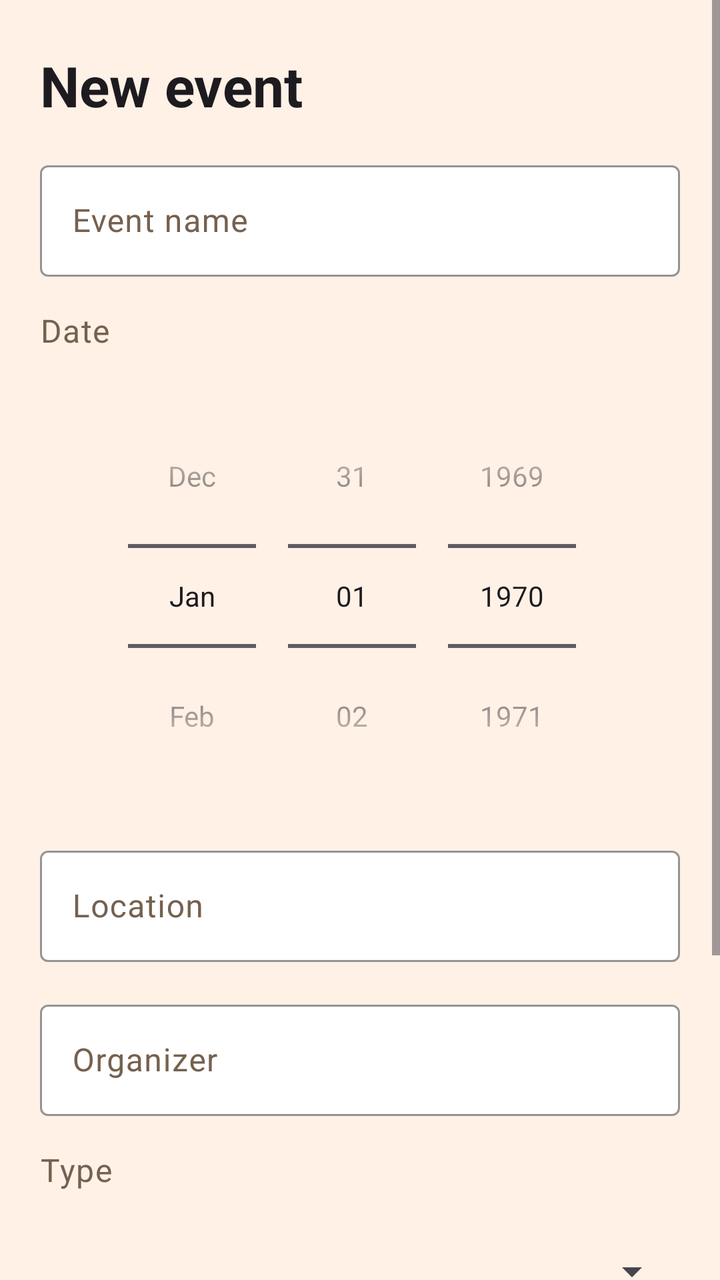
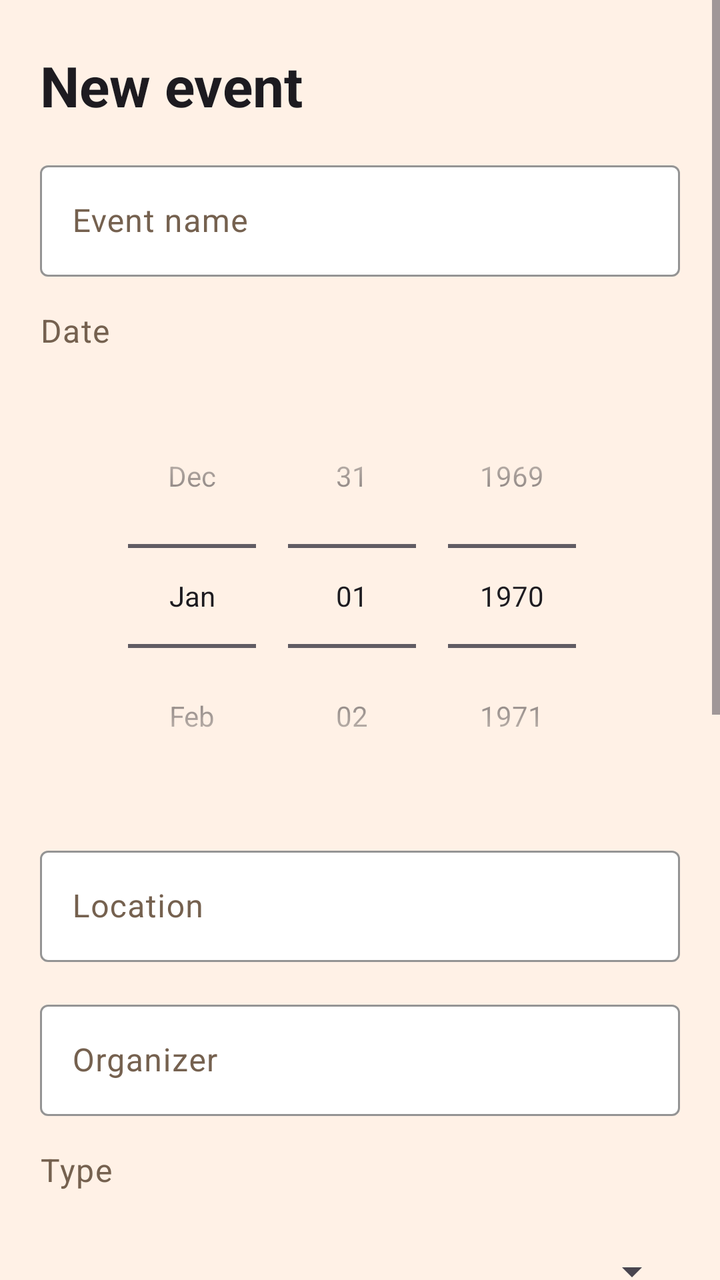

Compare the two renders of this Android layout. The source of the first and the diff that turns it into the second are given below.
<!-- AndroidManifest.xml: application theme Theme.EventAdmin -->
<!-- res/layout/activity_event_form.xml -->
<?xml version="1.0" encoding="utf-8"?>
<ScrollView xmlns:android="http://schemas.android.com/apk/res/android"
    xmlns:app="http://schemas.android.com/apk/res-auto"
    android:id="@+id/main"
    android:layout_width="match_parent"
    android:layout_height="match_parent">
    <LinearLayout
        android:layout_width="match_parent"
        android:layout_height="wrap_content"
        android:orientation="vertical"
        android:paddingHorizontal="@dimen/page_padding"
        android:paddingVertical="@dimen/space_large"
        android:divider="@drawable/spacer_medium"
        android:showDividers="middle">
        <TextView
            android:id="@+id/txtFormTitle"
            android:layout_width="wrap_content"
            android:layout_height="wrap_content"
            android:text="@string/title_new_event"
            android:textAppearance="?attr/textAppearanceHeadlineMedium"
            android:textStyle="bold" />
        <com.google.android.material.textfield.TextInputLayout
            android:id="@+id/inputName"
            style="@style/Widget.Material3.TextInputLayout.OutlinedBox"
            android:layout_width="match_parent"
            android:layout_height="wrap_content"
            android:hint="@string/hint_event_name"
            app:boxBackgroundColor="@color/field"
            app:boxStrokeColor="@color/accent">

            <com.google.android.material.textfield.TextInputEditText
                android:id="@+id/txtName"
                android:inputType="textCapWords"
                android:layout_width="match_parent"
                android:layout_height="wrap_content" />
        </com.google.android.material.textfield.TextInputLayout>

        <TextView
            android:id="@+id/lblDate"
            android:layout_width="wrap_content"
            android:layout_height="wrap_content"
            android:text="@string/hint_date"
            android:textAppearance="?attr/textAppearanceBodyLarge"
            android:textColor="@color/text_secondary" />
        <DatePicker
            android:id="@+id/datePicker"
            android:layout_width="match_parent"
            android:layout_height="wrap_content"
            android:datePickerMode="spinner"
            android:calendarViewShown="false" />
        <com.google.android.material.textfield.TextInputLayout
            android:id="@+id/inputLocation"
            style="@style/Widget.Material3.TextInputLayout.OutlinedBox"
            android:layout_width="match_parent"
            android:layout_height="wrap_content"
            android:hint="@string/hint_location"
            app:boxBackgroundColor="@color/field"
            app:boxStrokeColor="@color/accent">

            <com.google.android.material.textfield.TextInputEditText
                android:id="@+id/txtLocation"
                android:inputType="textCapWords"
                android:layout_width="match_parent"
                android:layout_height="wrap_content" />
        </com.google.android.material.textfield.TextInputLayout>
        <com.google.android.material.textfield.TextInputLayout
            android:id="@+id/inputOrganizer"
            style="@style/Widget.Material3.TextInputLayout.OutlinedBox"
            android:layout_width="match_parent"
            android:layout_height="wrap_content"
            android:hint="@string/hint_organizer"
            app:boxBackgroundColor="@color/field"
            app:boxStrokeColor="@color/accent">

            <com.google.android.material.textfield.TextInputEditText
                android:id="@+id/txtOrganizer"
                android:inputType="textCapWords"
                android:layout_width="match_parent"
                android:layout_height="wrap_content" />
        </com.google.android.material.textfield.TextInputLayout>
        <TextView
            android:id="@+id/lblType"
            android:layout_width="wrap_content"
            android:layout_height="wrap_content"
            android:text="@string/label_type"
            android:textAppearance="?attr/textAppearanceBodyLarge"
            android:textColor="@color/text_secondary" />
        <Spinner
            android:id="@+id/spinnerType"
            android:layout_width="match_parent"
            android:layout_height="wrap_content"
            android:minHeight="@dimen/spinner_min_height" />
        <TextView
            android:id="@+id/lblStatus"
            android:layout_width="wrap_content"
            android:layout_height="wrap_content"
            android:text="@string/label_status"
            android:textAppearance="?attr/textAppearanceBodyLarge"
            android:textColor="@color/text_secondary" />
        <Spinner
            android:id="@+id/spinnerStatus"
            android:layout_width="match_parent"
            android:layout_height="wrap_content"
            android:minHeight="@dimen/spinner_min_height" />
        <com.google.android.material.button.MaterialButton
            android:id="@+id/btnSave"
            android:layout_width="match_parent"
            android:layout_height="@dimen/button_height"
            android:text="@string/button_save"
            app:backgroundTint="@color/accent"
            android:textColor="@color/on_accent"
            app:cornerRadius="@dimen/button_corner"  />
        <com.google.android.material.button.MaterialButton
            style="@style/Widget.Material3.Button.OutlinedButton"
            android:id="@+id/btnDelete"
            android:layout_width="match_parent"
            android:layout_height="@dimen/button_height"
            android:text="@string/button_delete"
            app:strokeColor="@color/danger"
            android:textColor="@color/danger"
            android:visibility="gone"
            app:cornerRadius="@dimen/button_corner"  />
    </LinearLayout>

</ScrollView>
<!-- resources referenced by this layout -->
<resources>
  <color name="accent">#2F6F6A</color>
  <color name="danger">#B3261E</color>
  <color name="field">#FFFFFF</color>
  <color name="on_accent">#FFFFFF</color>
  <color name="text_secondary">#75614F</color>
  <dimen name="button_corner">12dp</dimen>
  <dimen name="button_height">56dp</dimen>
  <dimen name="page_padding">20dp</dimen>
  <dimen name="space_large">24dp</dimen>
  <dimen name="spinner_min_height">48dp</dimen>
  <!-- drawable spacer_medium (drawable) -->
  <?xml version="1.0" encoding="utf-8"?>
  <shape xmlns:android="http://schemas.android.com/apk/res/android"
      android:shape="rectangle">
      <size android:height="@dimen/space_medium" />
  </shape>
  <string name="button_delete">Delete event</string>
  <string name="button_save">Save event</string>
  <string name="hint_date">Date</string>
  <string name="hint_event_name">Event name</string>
  <string name="hint_location">Location</string>
  <string name="hint_organizer">Organizer</string>
  <string name="label_status">Status</string>
  <string name="label_type">Type</string>
  <string name="title_new_event">New event</string>
  <style name="Theme.EventAdmin" parent="Base.Theme.EventAdmin" />
  <dimen name="space_medium">16dp</dimen>
  <style name="Base.Theme.EventAdmin" parent="Theme.Material3.Light.NoActionBar">
          
          
          <item name="colorPrimary">@color/accent</item>
          <item name="android:colorBackground">@color/background</item>
          <item name="colorOnPrimary">@color/on_accent</item>
          <item name="colorSurface">@color/surface</item>
          <item name="colorOnBackground">@color/text_primary</item>
          <item name="colorOnSurface">@color/text_primary</item>
          <item name="colorOnSurfaceVariant">@color/text_secondary</item>
      </style>
  <color name="background">#FFF1E6</color>
  <color name="surface">#FFFFFF</color>
  <color name="text_primary">#2B211B</color>
</resources>

<!-- the commit's change to res/layout/activity_event_form.xml (unified diff, before → after) -->
@@ -102,6 +102,56 @@
             android:layout_width="match_parent"
             android:layout_height="wrap_content"
             android:minHeight="@dimen/spinner_min_height" />
+        <com.google.android.material.textfield.TextInputLayout
+            android:id="@+id/inputDesc"
+            style="@style/Widget.Material3.TextInputLayout.OutlinedBox"
+            android:layout_width="match_parent"
+            android:layout_height="wrap_content"
+            android:hint="@string/hint_desc"
+            app:boxBackgroundColor="@color/field"
+            app:boxStrokeColor="@color/accent"
+            app:counterEnabled="true"
+            app:counterMaxLength="@integer/max_desc_length">
+
+            <com.google.android.material.textfield.TextInputEditText
+                android:id="@+id/txtDesc"
+                android:inputType="textMultiLine"
+                android:minLines="@integer/min_lines"
+                android:maxLines="@integer/max_lines"
+                android:gravity="top|start"
+                android:layout_width="match_parent"
+                android:layout_height="wrap_content" />
+        </com.google.android.material.textfield.TextInputLayout>
+        <com.google.android.material.textfield.TextInputLayout
+            android:id="@+id/inputEmail"
+            style="@style/Widget.Material3.TextInputLayout.OutlinedBox"
+            android:layout_width="match_parent"
+            android:layout_height="wrap_content"
+            android:hint="@string/hint_email"
+            app:boxBackgroundColor="@color/field"
+            app:boxStrokeColor="@color/accent">
+
+            <com.google.android.material.textfield.TextInputEditText
+                android:id="@+id/txtEmail"
+                android:inputType="textEmailAddress"
+                android:layout_width="match_parent"
+                android:layout_height="wrap_content" />
+        </com.google.android.material.textfield.TextInputLayout>
+        <com.google.android.material.textfield.TextInputLayout
+            android:id="@+id/inputPhone"
+            style="@style/Widget.Material3.TextInputLayout.OutlinedBox"
+            android:layout_width="match_parent"
+            android:layout_height="wrap_content"
+            android:hint="@string/hint_phone"
+            app:boxBackgroundColor="@color/field"
+            app:boxStrokeColor="@color/accent">
+
+            <com.google.android.material.textfield.TextInputEditText
+                android:id="@+id/txtPhone"
+                android:inputType="phone"
+                android:layout_width="match_parent"
+                android:layout_height="wrap_content" />
+        </com.google.android.material.textfield.TextInputLayout>
         <com.google.android.material.button.MaterialButton
             android:id="@+id/btnSave"
             android:layout_width="match_parent"
<!-- resource entries referenced after the edit -->
@@ -16,12 +16,18 @@
       android:shape="rectangle">
       <size android:height="@dimen/space_medium" />
   </shape>
+  <integer name="max_desc_length">200</integer>
+  <integer name="max_lines">8</integer>
+  <integer name="min_lines">3</integer>
   <string name="button_delete">Delete event</string>
   <string name="button_save">Save event</string>
   <string name="hint_date">Date</string>
+  <string name="hint_desc">Description</string>
+  <string name="hint_email">Email</string>
   <string name="hint_event_name">Event name</string>
   <string name="hint_location">Location</string>
   <string name="hint_organizer">Organizer</string>
+  <string name="hint_phone">Phone</string>
   <string name="label_status">Status</string>
   <string name="label_type">Type</string>
   <string name="title_new_event">New event</string>
